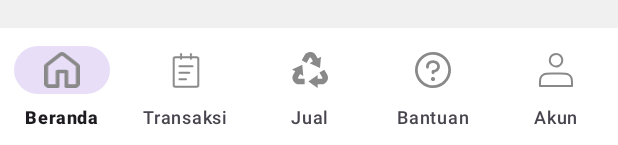
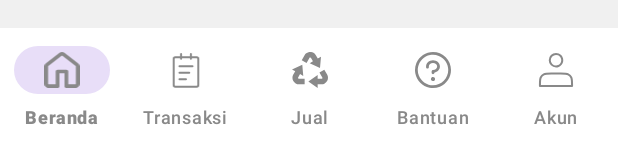
Before and after one commit to WilbertNeilsonSachio/EcoCycle, an Android app: the layout activity_home_page.xml on its own in the app's theme, with its tools: preview values and no code run, on a phone screen of 412 x 824 dp. Shown: the part 1088-1233 px from the top of the screen. Run offline under Robolectric (Android 15) with nearby library versions, the phone set to English and light mode, and no system bars.

Commit message:
refixed_navigation_bottom

```diff
--- a/app/src/main/res/drawable/nav_iconjual.xml
+++ b/app/src/main/res/drawable/iconjual.xml
@@ -5,5 +5,5 @@
     android:viewportHeight="39">
   <path
       android:pathData="M34.969,19.198L38.055,24.5C38.674,25.564 39,26.772 39,28.001C39,29.23 38.674,30.437 38.054,31.501C37.435,32.566 36.544,33.449 35.472,34.063C34.399,34.678 33.183,35.001 31.944,35H27.794V39L17.72,32L27.794,25V29H31.948C32.11,29 32.269,28.961 32.412,28.888C32.556,28.814 32.679,28.707 32.772,28.576C32.865,28.445 32.925,28.294 32.947,28.135C32.968,27.976 32.952,27.815 32.897,27.664L32.821,27.5L29.738,22.196L34.969,19.198ZM11.144,13.767L12.214,25.928L8.726,23.928L6.647,27.5C6.566,27.639 6.52,27.795 6.513,27.955C6.505,28.115 6.537,28.274 6.605,28.42C6.672,28.565 6.774,28.692 6.902,28.791C7.03,28.889 7.179,28.955 7.338,28.984L7.519,29H13.691V35H7.519C6.281,35 5.065,34.676 3.993,34.062C2.921,33.448 2.031,32.564 1.412,31.5C0.793,30.436 0.468,29.229 0.468,28C0.468,26.771 0.793,25.564 1.412,24.5L3.492,20.928L0,18.928L11.144,13.767ZM23.261,0.939C24.332,1.553 25.221,2.436 25.84,3.499L27.917,7.071L31.409,5.071L30.337,17.232L19.195,12.071L22.68,10.071L20.605,6.499C20.524,6.361 20.411,6.243 20.275,6.157C20.139,6.07 19.985,6.018 19.824,6.003C19.663,5.989 19.501,6.013 19.352,6.073C19.202,6.134 19.07,6.229 18.965,6.351L18.86,6.499L15.778,11.803L10.543,8.803L13.626,3.499C14.089,2.703 14.706,2.005 15.441,1.446C16.176,0.886 17.014,0.476 17.909,0.238C18.804,0 19.737,-0.06 20.655,0.06C21.573,0.18 22.459,0.479 23.261,0.939Z"
-      android:fillColor="#ffffff"/>
+      android:fillColor="#898989"/>
 </vector>
--- a/app/src/main/res/layout/activity_home_page.xml
+++ b/app/src/main/res/layout/activity_home_page.xml
@@ -424,6 +424,7 @@
         app:labelVisibilityMode="labeled"
         android:background="@color/white"
         app:itemIconTint="@color/softgrey"
+        app:itemTextColor="@color/softgrey"
         app:layout_constraintBottom_toBottomOf="parent"
         app:layout_constraintStart_toStartOf="parent"
         app:layout_constraintEnd_toEndOf="parent"
--- a/app/src/main/res/menu/navigation_bottom_menu.xml
+++ b/app/src/main/res/menu/navigation_bottom_menu.xml
@@ -8,11 +8,11 @@
     <item
         android:id="@+id/nav_transaksi"
         android:icon="@drawable/icon_transaction"
-        android:title="Transaksi"/>
+        android:title="Transaksi" />
 
     <item
         android:id="@+id/nav_jual"
-        android:icon="@drawable/nav_iconjual"
+        android:icon="@drawable/iconjual"
         android:title="Jual"/>
 
     <item
```
Also changed, not shown: app/src/main/res/drawable/jualicon_nav.png (deleted).
